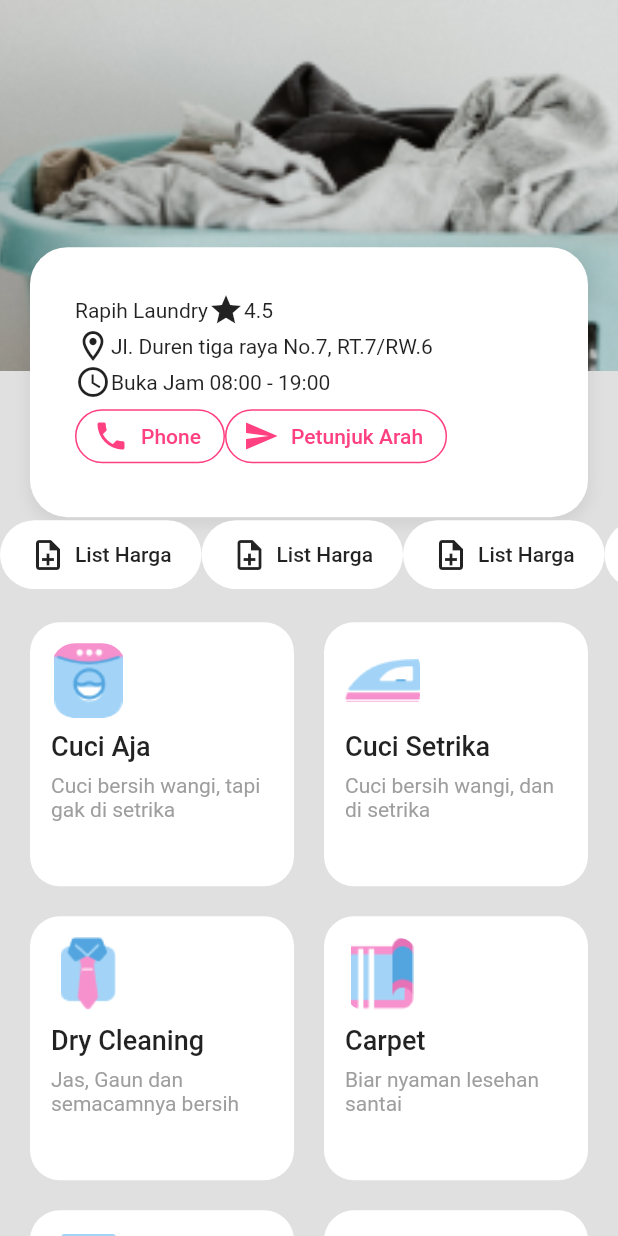
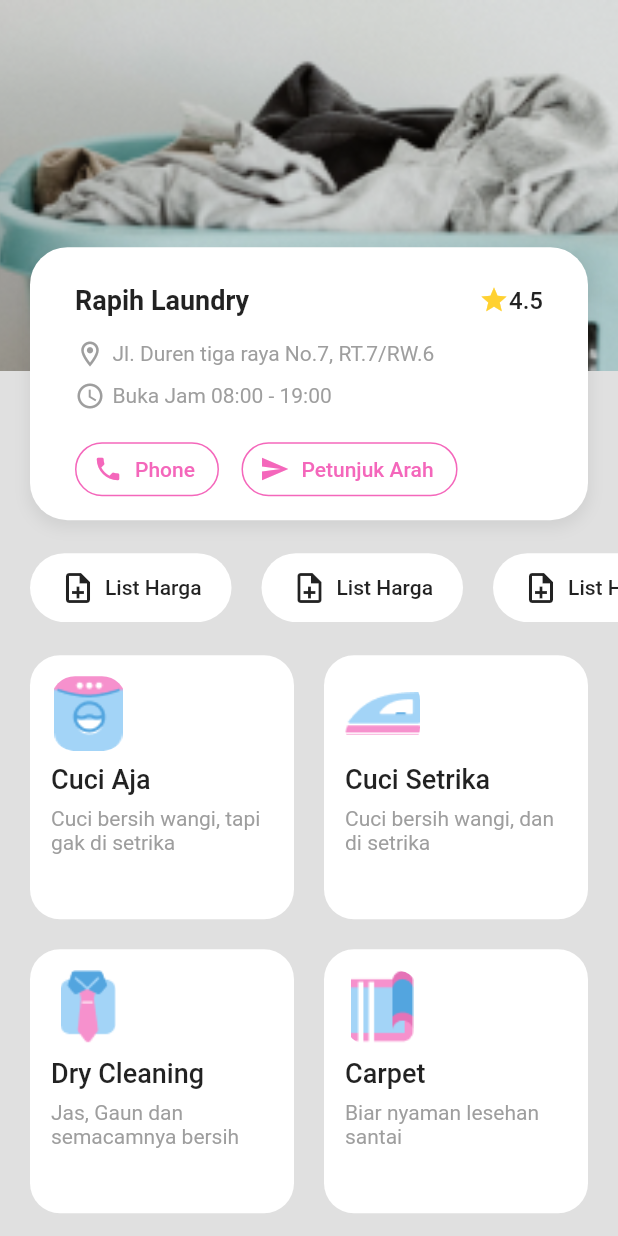
Before and after one commit to rizalbachtiar/laundry-ui, a Flutter app: the DetailLaundryPage screen opened directly, on a phone screen of 412 x 824 dp. Run offline on Flutter 3.47's test engine with Material 2 defaults, Android fonts, the light colour scheme and no system bars; our stand-ins replace material_segmented_control, smooth_page_indicator.

Commit message:
memperbaiki tampilan detail laundry

```diff
--- a/lib/pages/detail_laundry_page.dart
+++ b/lib/pages/detail_laundry_page.dart
@@ -1,3 +1,4 @@
+import 'package:clone_ui_2/util/price_list.dart';
 import 'package:flutter/material.dart';
 
 import '../util/services.dart';
@@ -23,17 +24,16 @@ class _DetailLaundryPageState extends State<DetailLaundryPage> {
               decoration: BoxDecoration(
                   image: DecorationImage(
                       image: ExactAssetImage('assets/images/promo/baju.png'),
-                  fit: BoxFit.cover
-                )
-              ),
+                      fit: BoxFit.cover)),
             ),
             Container(
-              margin: EdgeInsets.only(top: MediaQuery.of(context).size.height * 0.2),
+              margin: EdgeInsets.only(
+                  top: MediaQuery.of(context).size.height * 0.2,),
               child: Column(
                 children: [
                   Container(
                     margin: EdgeInsets.symmetric(horizontal: 20),
-                    padding: EdgeInsets.all(30),
+                    padding: EdgeInsets.fromLTRB(30, 25, 30, 10),
                     decoration: BoxDecoration(
                       color: Colors.white,
                       borderRadius: BorderRadius.circular(25),
@@ -49,62 +49,138 @@ class _DetailLaundryPageState extends State<DetailLaundryPage> {
                     child: Column(
                       children: [
                         Row(
+                          mainAxisAlignment: MainAxisAlignment.spaceBetween,
                           children: [
-                            Text('Rapih Laundry'),
+                            Text(
+                              'Rapih Laundry',
+                              style: TextStyle(
+                                  fontSize: 18, fontWeight: FontWeight.bold),
+                            ),
                             Row(
                               children: [
-                                Icon(Icons.star),
-                                Text('4.5')
+                                Icon(
+                                  Icons.star,
+                                  size: 20,
+                                  color: Color(0xffFFD131),
+                                ),
+                                Text(
+                                  '4.5',
+                                  style: TextStyle(
+                                      fontSize: 16,
+                                      fontWeight: FontWeight.w500),
+                                )
                               ],
                             )
                           ],
                         ),
-                        Row(
-                          children: [
-                            Icon(Icons.location_on_outlined),
-                            Text('Jl. Duren tiga raya No.7, RT.7/RW.6')
-                          ],
+                        SizedBox(
+                          height: 15,
                         ),
                         Row(
                           children: [
-                            Icon(Icons.access_time),
-                            Text('Buka Jam 08:00 - 19:00')
+                            Icon(
+                              Icons.location_on_outlined,
+                              size: 20,
+                              color: Colors.grey,
+                            ),
+                            SizedBox(
+                              width: 5,
+                            ),
+                            Text(
+                              'Jl. Duren tiga raya No.7, RT.7/RW.6',
+                              style: TextStyle(
+                                color: Colors.grey,
+                              ),
+                            )
                           ],
+                        ),
+                        SizedBox(
+                          height: 8,
+                        ),
+                        Row(
+                          children: [
+                            Icon(
+                              Icons.access_time,
+                              size: 20,
+                              color: Colors.grey,
+                            ),
+                            SizedBox(
+                              width: 5,
+                            ),
+                            Text(
+                              'Buka Jam 08:00 - 19:00',
+                              style: TextStyle(
+                                color: Colors.grey,
+                              ),
+                            )
+                          ],
+                        ),
+                        SizedBox(
+                          height: 15,
                         ),
                         Row(
                           children: [
                             ElevatedButton.icon(
-                              onPressed: (){},
-                              icon: Icon(Icons.phone, color: Colors.pinkAccent,),
-                              label: Text('Phone', style: TextStyle(
-                                color: Colors.pinkAccent
-                              ),),
+                              onPressed: () {},
+                              icon: Icon(
+                                Icons.phone,
+                                color: Color(0xffF467BB),
+                                size: 20,
+                              ),
+                              label: Text(
+                                'Phone',
+                                style: TextStyle(
+                                  color: Color(0xffF467BB),
+                                ),
+                              ),
                               style: ButtonStyle(
-                                shadowColor: MaterialStateProperty.all(Colors.transparent),
-                                backgroundColor: MaterialStateProperty.all(Colors.white),
-                                shape: MaterialStateProperty.all<RoundedRectangleBorder>(
+                                shadowColor: MaterialStateProperty.all(
+                                  Colors.transparent,
+                                ),
+                                backgroundColor: MaterialStateProperty.all(
+                                  Colors.white,
+                                ),
+                                shape: MaterialStateProperty.all<
+                                    RoundedRectangleBorder>(
                                   RoundedRectangleBorder(
                                     borderRadius: BorderRadius.circular(20),
-                                    side: BorderSide(color: Colors.pinkAccent,)
-                                  )
-                                )
+                                    side: BorderSide(
+                                      color: Color(0xffF467BB),
                                     ),
                                   ),
+                                ),
+                              ),
+                            ),
+                            SizedBox(width: 15,),
                             ElevatedButton.icon(
-                              onPressed: (){},
-                              icon: Icon(Icons.send, color: Colors.pinkAccent,),
-                              label: Text('Petunjuk Arah', style: TextStyle(
-                                  color: Colors.pinkAccent
-                              ),),
+                              onPressed: () {},
+                              icon: Icon(
+                                Icons.send,
+                                color: Color(0xffF467BB),
+                                size: 20,
+                              ),
+                              label: Text(
+                                'Petunjuk Arah',
+                                style: TextStyle(
+                                  color: Color(0xffF467BB),
+                                ),
+                              ),
                               style: ButtonStyle(
-                                  shadowColor: MaterialStateProperty.all(Colors.transparent),
-                                  backgroundColor: MaterialStateProperty.all(Colors.white),
-                                  shape: MaterialStateProperty.all<RoundedRectangleBorder>(
+                                shadowColor: MaterialStateProperty.all(
+                                  Colors.transparent,
+                                ),
+                                backgroundColor: MaterialStateProperty.all(
+                                  Colors.white,
+                                ),
+                                shape: MaterialStateProperty.all<
+                                    RoundedRectangleBorder>(
                                   RoundedRectangleBorder(
                                     borderRadius: BorderRadius.circular(20),
-                                          side: BorderSide(color: Colors.pinkAccent,)
-                                      )
-                                  )
+                                    side: BorderSide(
+                                      color: Color(0xffF467BB),
+                                    ),
+                                  ),
+                                ),
                               ),
                             )
                           ],
@@ -115,74 +191,15 @@ class _DetailLaundryPageState extends State<DetailLaundryPage> {
                   Container(
                     width: MediaQuery.of(context).size.width,
                     padding: EdgeInsets.symmetric(vertical: 2),
+                    margin: EdgeInsets.only(top: 20, bottom: 5),
                     height: 50,
                     child: ListView(
                       scrollDirection: Axis.horizontal,
                       children: [
-                        Container(
-                          padding: EdgeInsets.symmetric(horizontal: 20),
-                          decoration: BoxDecoration(
-                            borderRadius: BorderRadius.circular(25),
-                            color: Colors.white
-                          ),
-                          child: Row(
-                            children: [
-                              Icon(Icons.note_add_outlined),
-                              SizedBox(width: 6,),
-                              Text('List Harga', style: TextStyle(
-                                fontWeight: FontWeight.w500,
-                              ),),
-                            ],
-                          ),
-                        ),
-                        Container(
-                          padding: EdgeInsets.symmetric(horizontal: 20),
-                          decoration: BoxDecoration(
-                              borderRadius: BorderRadius.circular(25),
-                              color: Colors.white
-                          ),
-                          child: Row(
-                            children: [
-                              Icon(Icons.note_add_outlined),
-                              SizedBox(width: 6,),
-                              Text('List Harga', style: TextStyle(
-                                fontWeight: FontWeight.w500,
-                              ),),
-                            ],
-                          ),
-                        ),
-                        Container(
-                          padding: EdgeInsets.symmetric(horizontal: 20),
-                          decoration: BoxDecoration(
-                              borderRadius: BorderRadius.circular(25),
-                              color: Colors.white
-                          ),
-                          child: Row(
-                            children: [
-                              Icon(Icons.note_add_outlined),
-                              SizedBox(width: 6,),
-                              Text('List Harga', style: TextStyle(
-                                fontWeight: FontWeight.w500,
-                              ),),
-                            ],
-                          ),
-                        ),
-                        Container(
-                          padding: EdgeInsets.symmetric(horizontal: 20),
-                          decoration: BoxDecoration(
-                              borderRadius: BorderRadius.circular(25),
-                              color: Colors.white
-                          ),
-                          child: Row(
-                            children: [
-                              Icon(Icons.note_add_outlined),
-                              SizedBox(width: 6,),
-                              Text('List Harga', style: TextStyle(
-                                fontWeight: FontWeight.w500,
-                              ),),
-                            ],
-                          ),
-                        )
+                        PriceList(),
+                        PriceList(),
+                        PriceList(),
+                        PriceList(),
                       ],
                     ),
                   ),
@@ -191,7 +208,8 @@ class _DetailLaundryPageState extends State<DetailLaundryPage> {
                       primary: false,
                       slivers: <Widget>[
                         SliverPadding(
-                          padding: const EdgeInsets.only(top: 20, left: 20, right: 20),
+                          padding: const EdgeInsets.only(
+                              top: 15, left: 20, right: 20),
                           sliver: SliverGrid.count(
                             crossAxisSpacing: 20,
                             mainAxisSpacing: 20,
@@ -209,11 +227,13 @@ class _DetailLaundryPageState extends State<DetailLaundryPage> {
                               Services(
                                   imageUrl: 'assets/images/product/Iron.png',
                                   title: 'Cuci Setrika',
-                                  description: 'Cuci bersih wangi, dan di setrika'),
+                                  description:
+                                      'Cuci bersih wangi, dan di setrika'),
                               Services(
                                   imageUrl: 'assets/images/product/Clothes.png',
                                   title: 'Dry Cleaning',
-                                  description: 'Jas, Gaun dan semacamnya bersih'),
+                                  description:
+                                      'Jas, Gaun dan semacamnya bersih'),
                               Services(
                                   imageUrl: 'assets/images/product/Carpet.png',
                                   title: 'Carpet',
--- a/lib/pages/home_page.dart
+++ b/lib/pages/home_page.dart
@@ -247,7 +247,7 @@ class _HomePageState extends State<HomePage> with SingleTickerProviderStateMixin
                 height: 25,
               ),
               const Padding(
-                padding: EdgeInsets.symmetric(horizontal: 20),
+                padding: EdgeInsets.only(left: 20, right: 20, bottom: 5),
                 child: Align(
                   alignment: Alignment.centerLeft,
                   child: Text(
@@ -265,7 +265,7 @@ class _HomePageState extends State<HomePage> with SingleTickerProviderStateMixin
                   primary: false,
                   slivers: <Widget>[
                     SliverPadding(
-                      padding: const EdgeInsets.only(top: 20, left: 20, right: 20),
+                      padding: const EdgeInsets.only(top: 10, left: 20, right: 20),
                       sliver: SliverGrid.count(
                         crossAxisSpacing: 20,
                         mainAxisSpacing: 20,
--- /dev/null
+++ b/lib/util/price_list.dart
@@ -0,0 +1,30 @@
+import 'package:flutter/material.dart';
+
+class PriceList extends StatelessWidget {
+  const PriceList({Key? key}) : super(key: key);
+
+  @override
+  Widget build(BuildContext context) {
+    return Container(
+      margin: EdgeInsets.only(left: 20),
+      padding: EdgeInsets.symmetric(horizontal: 20),
+      decoration: BoxDecoration(
+          borderRadius: BorderRadius.circular(25),
+          color: Colors.white),
+      child: Row(
+        children: [
+          Icon(Icons.note_add_outlined),
+          SizedBox(
+            width: 6,
+          ),
+          Text(
+            'List Harga',
+            style: TextStyle(
+              fontWeight: FontWeight.w500,
+            ),
+          ),
+        ],
+      ),
+    );
+  }
+}
```
Lines whose indentation alone changed are shown as unchanged.
